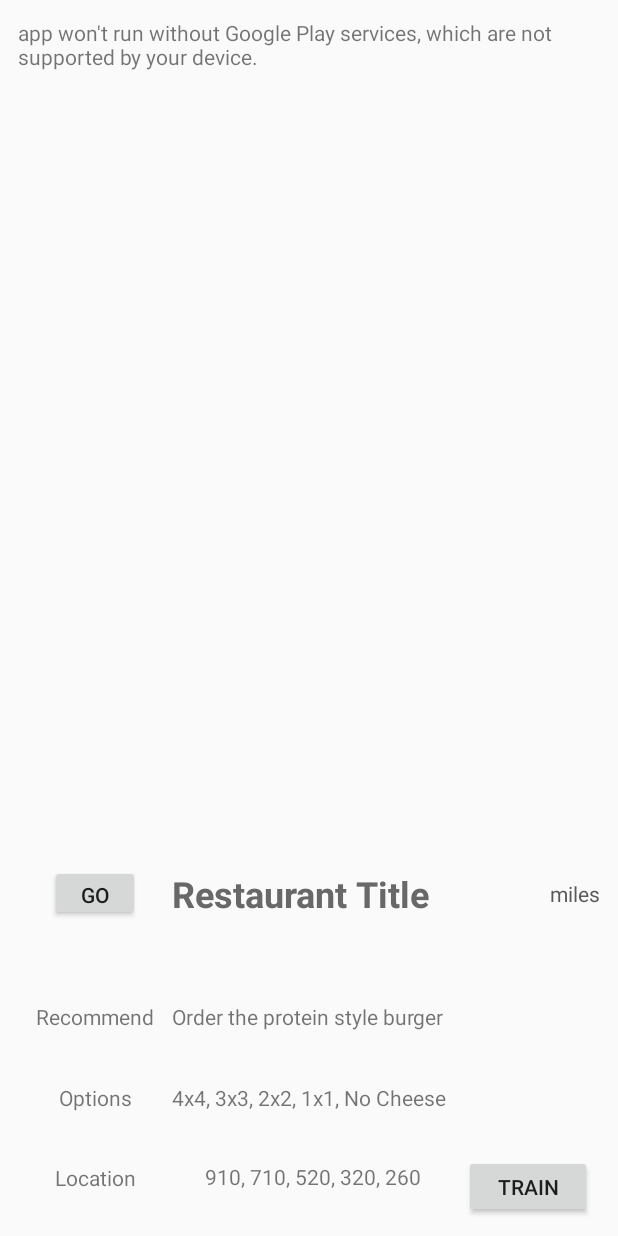
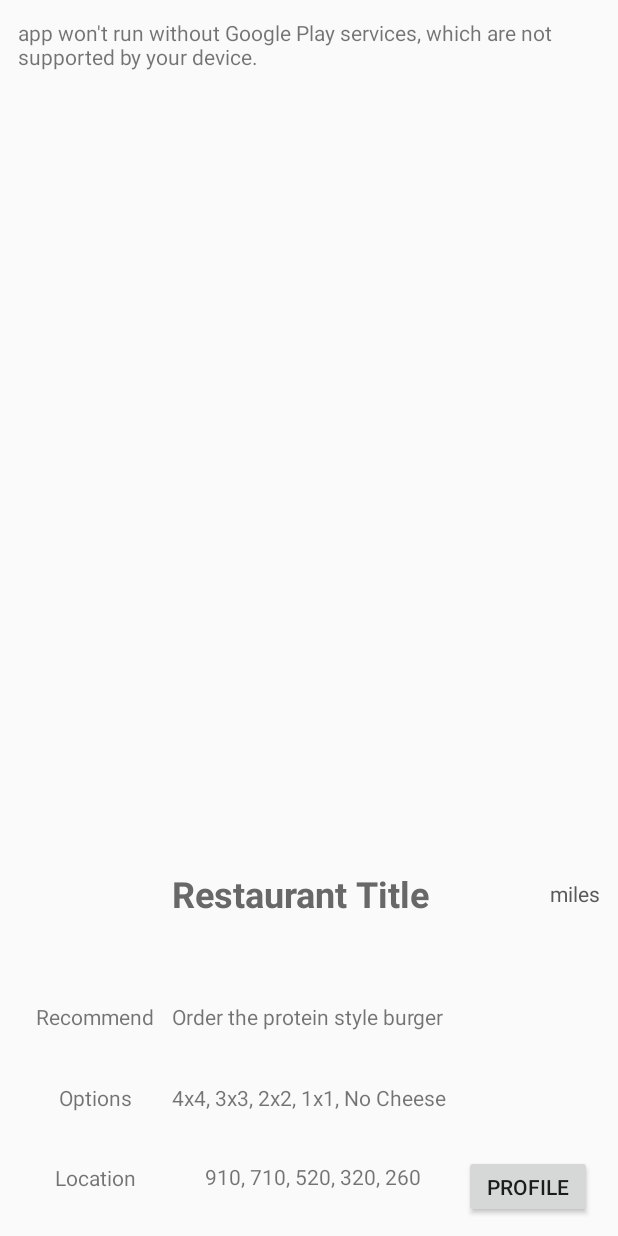
Before and after one commit to kenzo-spaulding/Food-Friend, an Android app: the MapsActivity screen opened directly, with no data from a screen before it, on a phone screen of 412 x 824 dp. Run offline under Robolectric (Android 15) with nearby library versions, the phone set to English and light mode, and no system bars.

Commit message:
Uploaded the profile

```diff
--- a/foodie/main/src/main/java/com/interview/MapsActivity.java
+++ b/foodie/main/src/main/java/com/interview/MapsActivity.java
@@ -179,8 +179,8 @@ public class MapsActivity extends FragmentActivity implements OnMapReadyCallback
         startActivity(intent);
     }
 
-    public void onClick_Train(View view){
-        Intent intent = new Intent(this, SwipeActivity.class);
+    public void onClick_Profile(View view){
+        Intent intent = new Intent(this, ProfileActivity.class);
         startActivity(intent);
     }
 
--- a/foodie/main/src/main/res/layout/activity_maps.xml
+++ b/foodie/main/src/main/res/layout/activity_maps.xml
@@ -177,23 +177,11 @@
             map:layout_constraintVertical_bias="0.482" />
 
         <Button
-            android:id="@+id/button"
-            android:layout_width="60dp"
-            android:layout_height="37dp"
-            android:onClick="onClick_Go"
-            android:text="Go"
-            map:layout_constraintBottom_toTopOf="@+id/guideline5"
-            map:layout_constraintEnd_toStartOf="@+id/guideline6"
-            map:layout_constraintHorizontal_bias="0.5"
-            map:layout_constraintStart_toStartOf="parent"
-            map:layout_constraintTop_toTopOf="parent" />
-
-        <Button
             android:id="@+id/button_Train"
             android:layout_width="85dp"
             android:layout_height="42dp"
-            android:onClick="onClick_Train"
-            android:text="Train"
+            android:onClick="onClick_Profile"
+            android:text="Profile"
             map:layout_constraintBottom_toBottomOf="parent"
             map:layout_constraintEnd_toEndOf="parent"
             map:layout_constraintStart_toStartOf="@+id/guideline7" />
```
